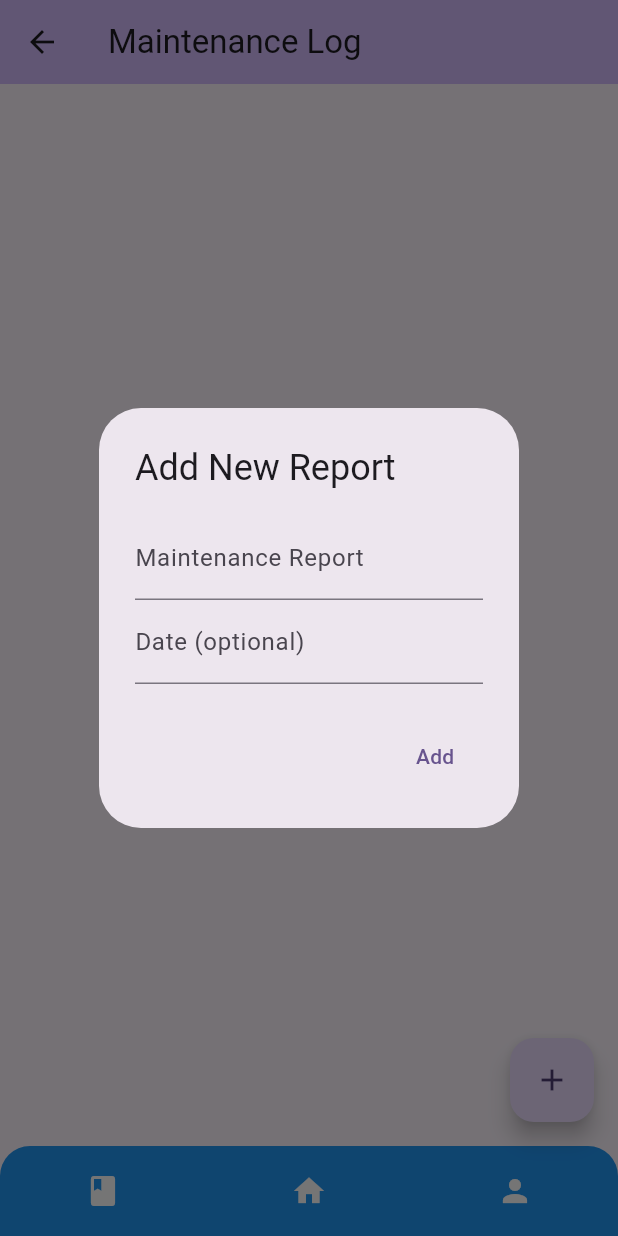
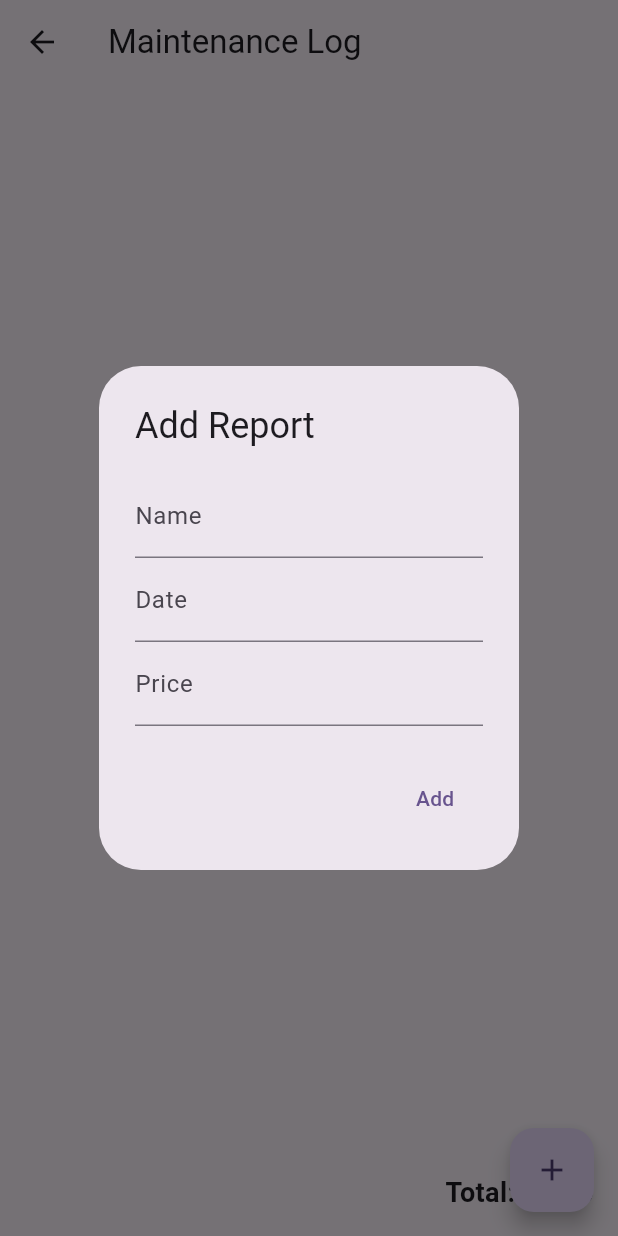
Before and after one commit to bwatts1/Neural-Drive, a Flutter app: the MaintenanceLog screen opened by its route, after a tap on the "add" icon, on a phone screen of 412 x 824 dp. Run offline on Flutter 3.47's test engine with Material 3 defaults, Android fonts, the phone set to English and light mode, and no system bars; our stand-ins replace sqflite; accounts and stored records are empty.

Commit message:
added epense tracking to the maintenance log

```diff
--- a/lib/maintenance_log.dart
+++ b/lib/maintenance_log.dart
@@ -1,6 +1,5 @@
 import 'package:flutter/material.dart';
 import 'database_helper.dart';
-import 'main.dart';
 
 class MaintenanceLog extends StatefulWidget {
   const MaintenanceLog({super.key});
@@ -11,6 +10,7 @@ class MaintenanceLog extends StatefulWidget {
 
 class _MaintenanceLogState extends State<MaintenanceLog> {
   List<Map<String, dynamic>> _reports = [];
+  double _total = 0.0;
 
   @override
   void initState() {
@@ -19,50 +19,58 @@ class _MaintenanceLogState extends State<MaintenanceLog> {
   }
 
   Future<void> _loadReports() async {
-    final db = await DbHelper().database;
-    final reports = await db.query('reports', orderBy: 'id DESC');
+    final reports = await DbHelper().getReports();
+    _updateStateWithReports(reports);
+  }
+
+  void _updateStateWithReports(List<Map<String, dynamic>> reports) {
+    double total = 0.0;
+    for (var r in reports) {
+      total += (r['price'] ?? 0).toDouble();
+    }
     setState(() {
       _reports = reports;
+      _total = total;
     });
   }
 
-  Future<void> _addReport(BuildContext context) async {
-    final nameController = TextEditingController();
-    final dateController = TextEditingController();
+  Future<void> _addOrEditReport({Map<String, dynamic>? existing}) async {
+    final nameController = TextEditingController(text: existing?['name']);
+    final dateController = TextEditingController(text: existing?['date']);
+    final priceController = TextEditingController(
+        text: existing != null ? existing['price'].toString() : '');
 
     await showDialog(
       context: context,
       builder: (_) {
         return AlertDialog(
-          title: const Text("Add New Report"),
+          title: Text(existing == null ? "Add Report" : "Edit Report"),
           content: Column(
             mainAxisSize: MainAxisSize.min,
             children: [
-              TextField(
-                controller: nameController,
-                decoration: const InputDecoration(labelText: "Maintenance Report"),
-              ),
-              TextField(
-                controller: dateController,
-                decoration: const InputDecoration(labelText: "Date (optional)"),
-              ),
+              TextField(controller: nameController, decoration: const InputDecoration(labelText: "Name")),
+              TextField(controller: dateController, decoration: const InputDecoration(labelText: "Date")),
+              TextField(controller: priceController, keyboardType: TextInputType.number, decoration: const InputDecoration(labelText: "Price")),
             ],
           ),
           actions: [
             TextButton(
               onPressed: () async {
                 final name = nameController.text.trim();
-                final date = dateController.text.trim().isNotEmpty
-                    ? dateController.text.trim()
-                    : DateTime.now().toIso8601String();
+                final date = dateController.text.trim().isNotEmpty ? dateController.text.trim() : DateTime.now().toIso8601String();
+                final price = double.tryParse(priceController.text.trim());
 
-                if (name.isNotEmpty) {
-                  await DbHelper().insertReport({'name': name, 'date': date});
+                if (name.isNotEmpty && price != null) {
+                  if (existing == null) {
+                    await DbHelper().insertReport({'name': name, 'date': date, 'price': price});
+                  } else {
+                    await DbHelper().updateReport(existing['id'], {'name': name, 'date': date, 'price': price});
+                  }
                   Navigator.pop(context);
                   _loadReports();
                 }
               },
-              child: const Text("Add"),
+              child: Text(existing == null ? "Add" : "Update"),
             ),
           ],
         );
@@ -70,14 +78,17 @@ class _MaintenanceLogState extends State<MaintenanceLog> {
     );
   }
 
+
   @override
   Widget build(BuildContext context) {
     return Scaffold(
       appBar: AppBar(
         title: const Text('Maintenance Log'),
-        backgroundColor: Theme.of(context).colorScheme.inversePrimary,
       ),
-      body: _reports.isEmpty
+      body: Column(
+        children: [
+          Expanded(
+            child: _reports.isEmpty
                 ? const Center(child: Text("No reports yet."))
                 : ListView.builder(
                     itemCount: _reports.length,
@@ -85,50 +96,29 @@ class _MaintenanceLogState extends State<MaintenanceLog> {
                       final report = _reports[index];
                       return ListTile(
                         title: Text(report['name']),
-                  subtitle: Text(report['date']),
+                        subtitle: Text('${report['date']} • \$${report['price'].toStringAsFixed(2)}'),
+                        onTap: () => _addOrEditReport(existing: report),
+                        onLongPress: () async {
+                          await DbHelper().deleteReport(report['id']);
+                          _loadReports();
+                        },
                       );
                     },
                   ),
-      floatingActionButton: FloatingActionButton(
-        onPressed: () => _addReport(context),
-        child: const Icon(Icons.add),
           ),
-      bottomNavigationBar: buildMyNavBar(context),
-    );
-  }
-
-  Container buildMyNavBar(BuildContext context) {
-    return Container(
-      height: 60,
-      decoration: BoxDecoration(
-        color: Colors.blue,
-        borderRadius: const BorderRadius.only(
-          topLeft: Radius.circular(20),
-          topRight: Radius.circular(20),
+          Container(
+            padding: const EdgeInsets.all(16),
+            alignment: Alignment.centerRight,
+            child: Text(
+              'Total: \$${_total.toStringAsFixed(2)}',
+              style: const TextStyle(fontSize: 18, fontWeight: FontWeight.bold),
             ),
           ),
-      child: Row(
-        mainAxisAlignment: MainAxisAlignment.spaceAround,
-        children: [
-          IconButton(
-            icon: const Icon(Icons.book, color: Colors.white),
-            onPressed: () {
-              Navigator.of(context).pushReplacementNamed('/maintenanceLog');
-            },
+        ],
       ),
-          IconButton(
-            icon: const Icon(Icons.home, color: Colors.white),
-            onPressed: () {
-              Navigator.of(context).pushReplacementNamed('/home');
-            },
-          ),
-          IconButton(
-            icon: const Icon(Icons.person, color: Colors.white),
-            onPressed: () {
-              Navigator.of(context).pushReplacementNamed('/profileScreen');
-            },
-          ),
-        ],
+      floatingActionButton: FloatingActionButton(
+        onPressed: () => _addOrEditReport(),
+        child: const Icon(Icons.add),
       ),
     );
   }
```
Also changed, not shown: lib/database_helper.dart (+52 -1 lines). Lines whose indentation alone changed are shown as unchanged.
